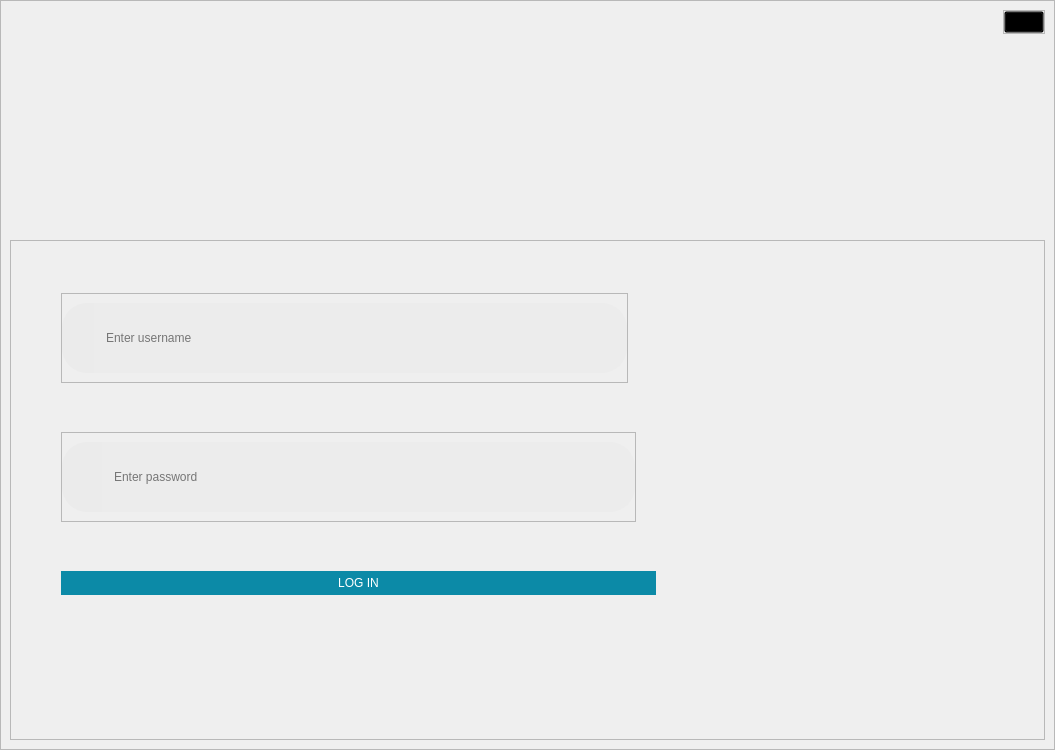
This is Desktop_Application/Frontend/ui-files/loginCard.ui in DreddVDomasian/Petmate-Desktop-Application as Qt 5 draws it before an edit. The edited form follows.
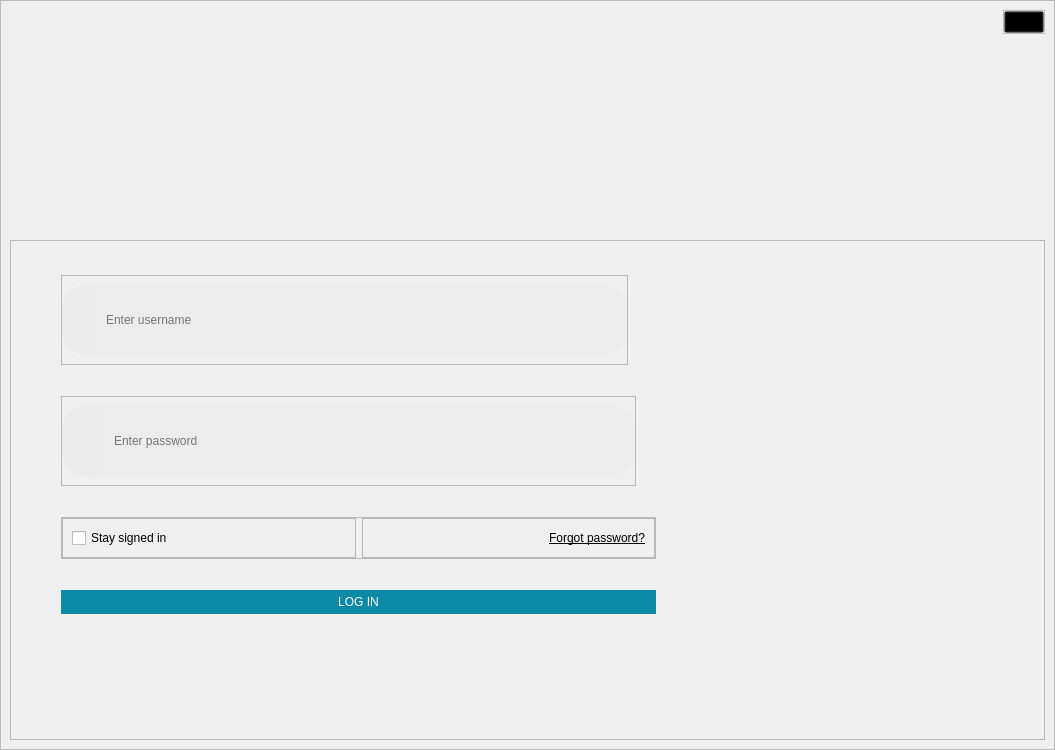
This is the edited form. Icons and pictures are not drawn.

Diff of the .ui file:
```diff
--- a/Desktop_Application/Frontend/ui-files/loginCard.ui
+++ b/Desktop_Application/Frontend/ui-files/loginCard.ui
@@ -346,6 +346,96 @@
            </layout>
           </widget>
          </item>
+         <item alignment="Qt::AlignLeft">
+          <widget class="QFrame" name="frame_5">
+           <property name="sizePolicy">
+            <sizepolicy hsizetype="Fixed" vsizetype="Fixed">
+             <horstretch>0</horstretch>
+             <verstretch>0</verstretch>
+            </sizepolicy>
+           </property>
+           <property name="minimumSize">
+            <size>
+             <width>595</width>
+             <height>0</height>
+            </size>
+           </property>
+           <property name="maximumSize">
+            <size>
+             <width>595</width>
+             <height>16777215</height>
+            </size>
+           </property>
+           <property name="styleSheet">
+            <string notr="true">font: 57 10pt &quot;Montserrat Medium&quot;;</string>
+           </property>
+           <property name="frameShape">
+            <enum>QFrame::StyledPanel</enum>
+           </property>
+           <property name="frameShadow">
+            <enum>QFrame::Raised</enum>
+           </property>
+           <layout class="QHBoxLayout" name="horizontalLayout_8">
+            <property name="leftMargin">
+             <number>0</number>
+            </property>
+            <property name="topMargin">
+             <number>0</number>
+            </property>
+            <property name="rightMargin">
+             <number>0</number>
+            </property>
+            <property name="bottomMargin">
+             <number>0</number>
+            </property>
+            <item>
+             <widget class="QFrame" name="frame_6">
+              <property name="frameShape">
+               <enum>QFrame::StyledPanel</enum>
+              </property>
+              <property name="frameShadow">
+               <enum>QFrame::Raised</enum>
+              </property>
+              <layout class="QHBoxLayout" name="horizontalLayout_7">
+               <item>
+                <widget class="QCheckBox" name="checkBox">
+                 <property name="text">
+                  <string>Stay signed in</string>
+                 </property>
+                </widget>
+               </item>
+              </layout>
+             </widget>
+            </item>
+            <item>
+             <widget class="QFrame" name="frame_7">
+              <property name="frameShape">
+               <enum>QFrame::StyledPanel</enum>
+              </property>
+              <property name="frameShadow">
+               <enum>QFrame::Raised</enum>
+              </property>
+              <layout class="QHBoxLayout" name="horizontalLayout_6">
+               <item>
+                <widget class="QLabel" name="label_3">
+                 <property name="styleSheet">
+                  <string notr="true">font: 57 10pt &quot;Montserrat Medium&quot;;
+text-decoration: underline;</string>
+                 </property>
+                 <property name="text">
+                  <string>Forgot password?</string>
+                 </property>
+                 <property name="alignment">
+                  <set>Qt::AlignRight|Qt::AlignTrailing|Qt::AlignVCenter</set>
+                 </property>
+                </widget>
+               </item>
+              </layout>
+             </widget>
+            </item>
+           </layout>
+          </widget>
+         </item>
          <item>
           <widget class="QPushButton" name="pushButton">
            <property name="sizePolicy">
```
Left out of the diff: 3 changed lines with no effect on the pictures.
